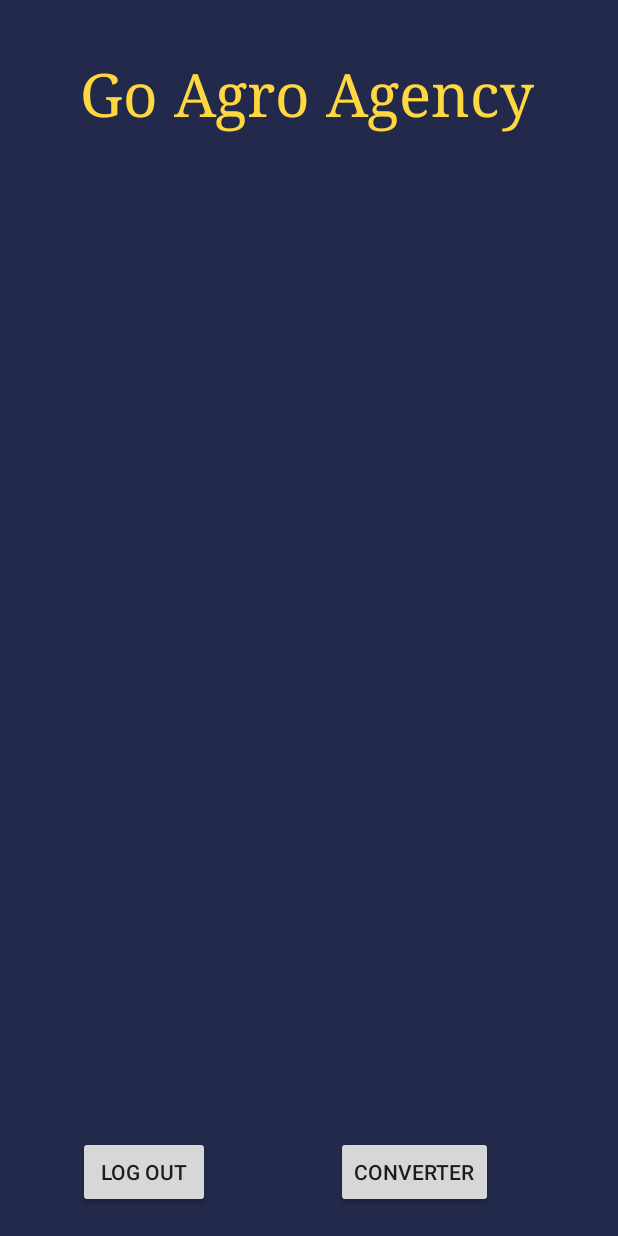
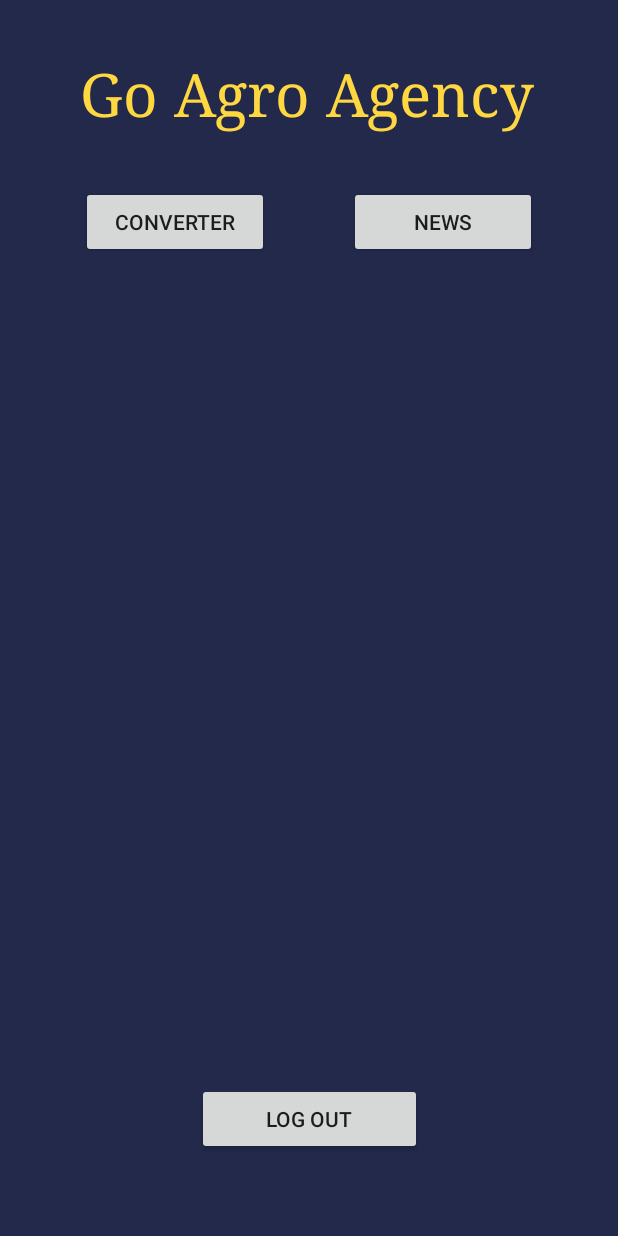
Before and after one commit to rk-3131/Go-Agro-Project, an Android app: the screen it shows after launch once a user with an empty profile is signed in (IntroActivity2), on a phone screen of 412 x 824 dp. Run offline under Robolectric (Android 15) with nearby library versions, the phone set to English and light mode, and no system bars; our stand-ins replace Firebase (no records; nobody signed in at launch, a user with empty details on screens opened directly); Roboto replaces fonts that are not available here.

```diff
--- a/app/build.gradle
+++ b/app/build.gradle
@@ -41,4 +41,8 @@ dependencies {
     androidTestImplementation 'androidx.test.ext:junit:1.1.4'
     androidTestImplementation 'androidx.test.espresso:espresso-core:3.5.0'
     implementation 'com.android.volley:volley:1.2.1'
+    implementation 'com.squareup.retrofit2:retrofit:2.9.0'
+    implementation 'com.squareup.retrofit2:converter-gson:2.9.0'
+    implementation 'com.squareup.picasso:picasso:2.8'
+    implementation 'androidx.recyclerview:recyclerview:1.2.1'
 }
--- a/app/src/main/AndroidManifest.xml
+++ b/app/src/main/AndroidManifest.xml
@@ -17,10 +17,12 @@
         android:supportsRtl="true"
         android:theme="@style/Theme.GoAgro"
         tools:targetApi="31">
-
+        <activity
+            android:name=".NewsActivity"
+            android:exported="false" />
         <activity
             android:name=".Converter"
-            android:exported="false"/>
+            android:exported="false" />
         <activity
             android:name=".IntroActivity2"
             android:exported="false" />
--- a/app/src/main/java/com/example/goagro/IntroActivity2.java
+++ b/app/src/main/java/com/example/goagro/IntroActivity2.java
@@ -21,6 +21,7 @@ import com.google.firebase.firestore.FirebaseFirestore;
 public class IntroActivity2 extends AppCompatActivity {
     Button logOutButton;
     Button converter;
+    Button news;
 
     FirebaseAuth auth = FirebaseAuth.getInstance();
     FirebaseUser user = FirebaseAuth.getInstance().getCurrentUser();
@@ -31,6 +32,7 @@ public class IntroActivity2 extends AppCompatActivity {
         setContentView(R.layout.activity_intro2);
         logOutButton = findViewById(R.id.logOut);
         converter = findViewById(R.id.getData);
+        news = findViewById(R.id.newsButton);
 
 
 
@@ -51,6 +53,13 @@ public class IntroActivity2 extends AppCompatActivity {
             }
         });
 
+        news.setOnClickListener(new View.OnClickListener() {
+            @Override
+            public void onClick(View v) {
+                startActivity(new Intent(IntroActivity2.this, NewsActivity.class));
+            }
+        });
+
     }
 
     @Override
--- a/app/src/main/res/layout/activity_converter.xml
+++ b/app/src/main/res/layout/activity_converter.xml
@@ -11,7 +11,7 @@
         android:id="@+id/Title"
         android:layout_width="wrap_content"
         android:layout_height="wrap_content"
-        android:layout_marginTop="76dp"
+        android:layout_marginTop="36dp"
         android:fontFamily="serif"
         android:text="Go Agro Agency"
         android:textColor="#FFD740"
--- a/app/src/main/res/layout/activity_intro2.xml
+++ b/app/src/main/res/layout/activity_intro2.xml
@@ -6,6 +6,17 @@
     android:layout_height="match_parent"
     android:background="#22294A"
     tools:context=".IntroActivity2">
+
+    <Button
+        android:id="@+id/newsButton"
+        android:layout_width="wrap_content"
+        android:layout_height="wrap_content"
+        android:width="125dp"
+        android:text="News"
+        app:layout_constraintBottom_toBottomOf="@+id/getData"
+        app:layout_constraintEnd_toEndOf="parent"
+        app:layout_constraintHorizontal_bias="0.5"
+        app:layout_constraintStart_toEndOf="@+id/getData" />
 
     <TextView
         android:id="@+id/header2"
@@ -25,19 +36,24 @@
         android:id="@+id/logOut"
         android:layout_width="wrap_content"
         android:layout_height="wrap_content"
-        android:layout_marginStart="52dp"
+        android:layout_marginBottom="16dp"
+        android:width="150dp"
         android:text="Log Out"
         app:layout_constraintBottom_toBottomOf="parent"
+        app:layout_constraintEnd_toEndOf="parent"
         app:layout_constraintStart_toStartOf="parent"
-        app:layout_constraintTop_toBottomOf="@+id/header2"
-        app:layout_constraintVertical_bias="0.973" />
+        app:layout_constraintTop_toBottomOf="@+id/getData"
+        app:layout_constraintVertical_bias="0.935" />
 
     <Button
         android:id="@+id/getData"
         android:layout_width="wrap_content"
         android:layout_height="wrap_content"
+        android:layout_marginTop="36dp"
+        android:width="125dp"
         android:text="Converter"
-        app:layout_constraintBaseline_toBaselineOf="@+id/logOut"
-        app:layout_constraintEnd_toEndOf="parent"
-        app:layout_constraintStart_toEndOf="@+id/logOut" />
+        app:layout_constraintEnd_toStartOf="@+id/newsButton"
+        app:layout_constraintHorizontal_bias="0.5"
+        app:layout_constraintStart_toStartOf="parent"
+        app:layout_constraintTop_toBottomOf="@+id/header2" />
 </androidx.constraintlayout.widget.ConstraintLayout>
```
Also changed, not shown: app/src/main/java/com/example/goagro/NewsActivity.java (added, +65 -0 lines), app/src/main/java/com/example/goagro/NewsAdapter.java (added, +63 -0 lines), app/src/main/java/com/example/goagro/NewsApiClient.java (added, +38 -0 lines), app/src/main/java/com/example/goagro/NewsArticle.java (added, +26 -0 lines), app/src/main/java/com/example/goagro/NewsResponse.java (added, +11 -0 lines), app/src/main/res/layout/activity_create_user2.xml (+11 -11 lines), app/src/main/res/layout/activity_news.xml (added, +21 -0 lines), app/src/main/res/layout/item_news_article.xml (added, +31 -0 lines).
